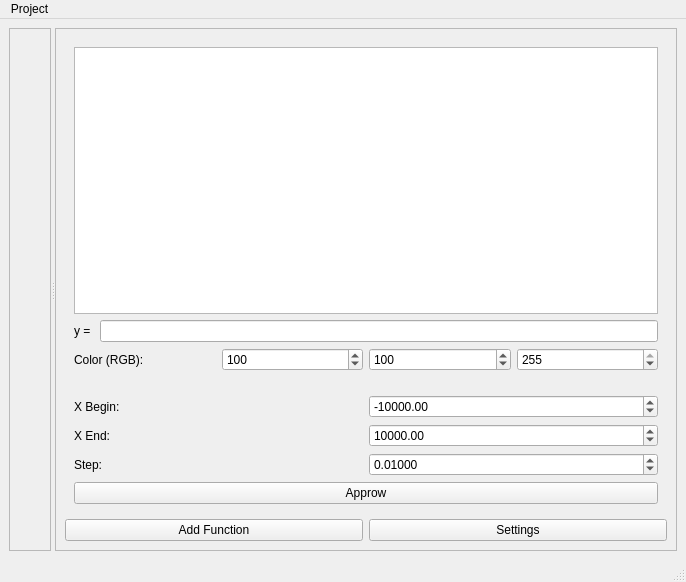
Qt form qplot.ui (x0r4ks/QPlot) before a commit.
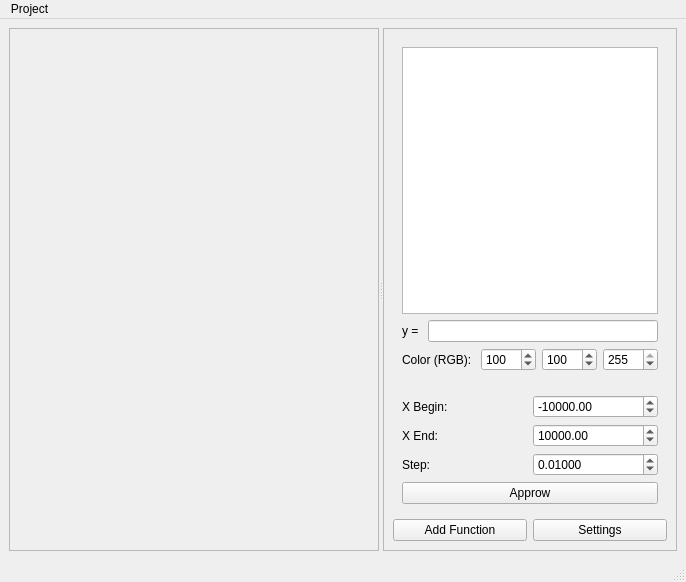
The same form after that commit. Icons and pictures are not drawn. Custom widgets are drawn as their Qt base class.

What changed in the file:
```diff
--- a/qplot.ui
+++ b/qplot.ui
@@ -25,6 +25,12 @@
        <enum>Qt::Horizontal</enum>
       </property>
       <widget class="QFrame" name="r_frame">
+       <property name="sizePolicy">
+        <sizepolicy hsizetype="Preferred" vsizetype="Preferred">
+         <horstretch>50</horstretch>
+         <verstretch>0</verstretch>
+        </sizepolicy>
+       </property>
        <property name="frameShape">
         <enum>QFrame::StyledPanel</enum>
        </property>
@@ -38,6 +44,12 @@
        </layout>
       </widget>
       <widget class="QFrame" name="l_fram">
+       <property name="sizePolicy">
+        <sizepolicy hsizetype="Preferred" vsizetype="Preferred">
+         <horstretch>0</horstretch>
+         <verstretch>0</verstretch>
+        </sizepolicy>
+       </property>
        <property name="frameShape">
         <enum>QFrame::StyledPanel</enum>
        </property>
```
Left out of the diff: 2 changed lines with no effect on the pictures.
